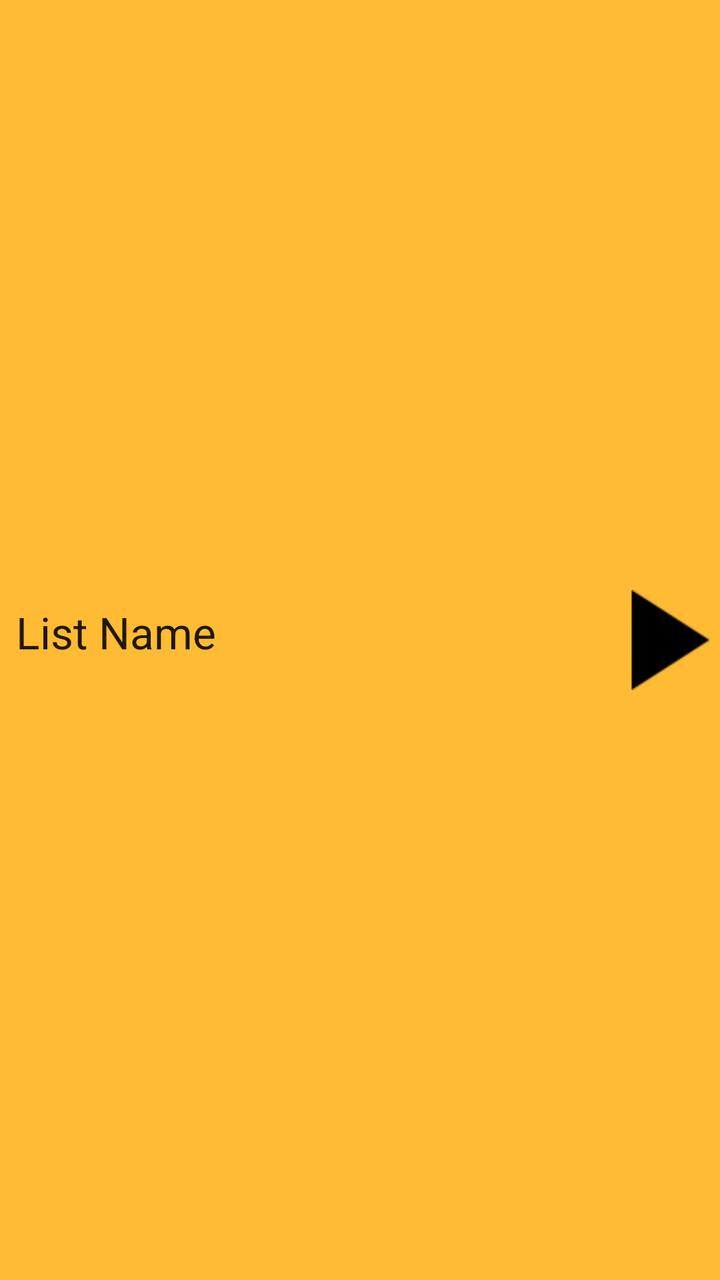
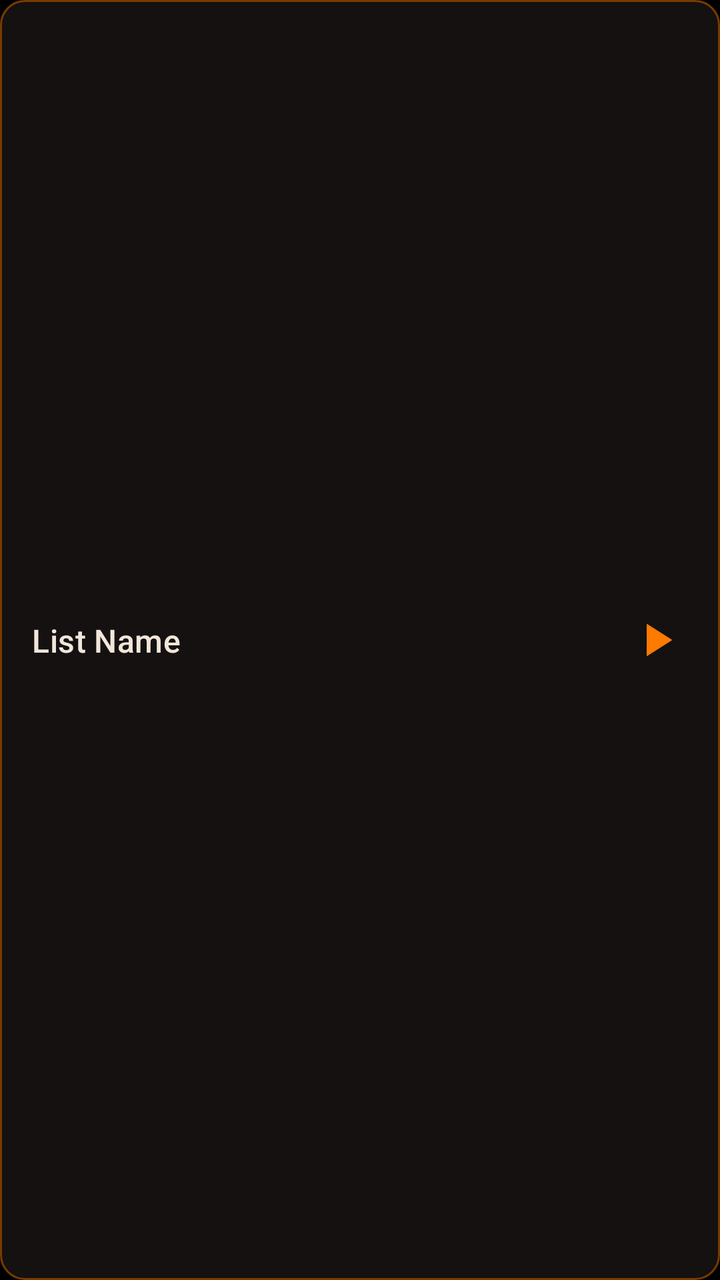

An Android layout rendered at two revisions. The XML below is the earlier revision; the diff shows what the commit changed to produce the second picture.
<!-- AndroidManifest.xml: application theme Theme.MP3Player -->
<!-- res/layout/recyclerview_list_item.xml -->
<?xml version="1.0" encoding="utf-8"?>
<androidx.constraintlayout.widget.ConstraintLayout xmlns:android="http://schemas.android.com/apk/res/android"
    xmlns:app="http://schemas.android.com/apk/res-auto"
    android:layout_width="match_parent"
    android:layout_height="wrap_content"
    android:layout_marginTop="5dp"
    android:background="@android:color/holo_orange_light">

    <TextView
        android:id="@+id/list_item_name"
        style="@style/recycle_item_title"
        android:layout_width="wrap_content"
        android:layout_height="wrap_content"
        android:layout_gravity="left"
        android:text="@string/new_list_name_default"
        app:layout_constraintTop_toTopOf="parent"
        app:layout_constraintBottom_toBottomOf="parent"
        app:layout_constraintStart_toStartOf="parent"
        app:layout_constraintRight_toLeftOf="@id/list_item_play_image"/>


    <ImageView
        android:id="@+id/list_item_play_image"
        android:layout_width="50dp"
        android:layout_height="50dp"
        android:layout_gravity="center"
        android:src="@drawable/play"
        app:layout_constraintTop_toTopOf="parent"
        app:layout_constraintBottom_toBottomOf="parent"
        app:layout_constraintEnd_toEndOf="parent"/>

</androidx.constraintlayout.widget.ConstraintLayout>
<!-- resources referenced by this layout -->
<resources>
  <!-- drawable play: png bitmap (drawable, 754 bytes) -->
  <string name="new_list_name_default">List Name</string>
  <style name="recycle_item_title">
          <item name="android:layout_width">match_parent</item>
          <item name="android:layout_marginBottom">8dp</item>
          <item name="android:paddingLeft">8dp</item>
          <item name="android:background">@android:color/holo_orange_light</item>
          <item name="android:textAppearance">@android:style/TextAppearance.Large</item>
      </style>
  <style name="Theme.MP3Player" parent="Theme.MaterialComponents.DayNight.DarkActionBar">
          
          <item name="colorPrimary">@color/purple_500</item>
          <item name="colorPrimaryVariant">@color/purple_700</item>
          <item name="colorOnPrimary">@color/white</item>
          
          <item name="colorSecondary">@color/teal_200</item>
          <item name="colorSecondaryVariant">@color/teal_700</item>
          <item name="colorOnSecondary">@color/black</item>
          
          <item name="android:statusBarColor" tools:targetApi="l">?attr/colorPrimaryVariant</item>
          
      </style>
  <color name="purple_500">#FF6200EE</color>
  <color name="purple_700">#FF3700B3</color>
  <color name="white">#FFFFFFFF</color>
  <color name="teal_200">#FF03DAC5</color>
  <color name="teal_700">#FF018786</color>
  <color name="black">#FF000000</color>
</resources>

<!-- the commit's change to res/layout/recyclerview_list_item.xml (unified diff, before → after) -->
@@ -3,30 +3,35 @@
     xmlns:app="http://schemas.android.com/apk/res-auto"
     android:layout_width="match_parent"
     android:layout_height="wrap_content"
-    android:layout_marginTop="5dp"
-    android:background="@android:color/holo_orange_light">
+    android:layout_marginBottom="8dp"
+    android:background="@drawable/bg_list_item"
+    android:minHeight="64dp"
+    android:paddingStart="16dp"
+    android:paddingEnd="8dp">
 
     <TextView
         android:id="@+id/list_item_name"
         style="@style/recycle_item_title"
-        android:layout_width="wrap_content"
+        android:layout_width="0dp"
         android:layout_height="wrap_content"
-        android:layout_gravity="left"
+        android:layout_marginVertical="12dp"
         android:text="@string/new_list_name_default"
-        app:layout_constraintTop_toTopOf="parent"
         app:layout_constraintBottom_toBottomOf="parent"
+        app:layout_constraintEnd_toStartOf="@id/list_item_play_image"
         app:layout_constraintStart_toStartOf="parent"
-        app:layout_constraintRight_toLeftOf="@id/list_item_play_image"/>
-
+        app:layout_constraintTop_toTopOf="parent" />
 
     <ImageView
         android:id="@+id/list_item_play_image"
-        android:layout_width="50dp"
-        android:layout_height="50dp"
-        android:layout_gravity="center"
-        android:src="@drawable/play"
-        app:layout_constraintTop_toTopOf="parent"
+        android:layout_width="48dp"
+        android:layout_height="48dp"
+        android:background="?attr/selectableItemBackgroundBorderless"
+        android:contentDescription="@string/play_album"
+        android:padding="10dp"
+        android:src="@drawable/ic_play"
+        app:tint="?attr/colorPrimary"
         app:layout_constraintBottom_toBottomOf="parent"
-        app:layout_constraintEnd_toEndOf="parent"/>
+        app:layout_constraintEnd_toEndOf="parent"
+        app:layout_constraintTop_toTopOf="parent" />
 
 </androidx.constraintlayout.widget.ConstraintLayout>
<!-- resource entries referenced after the edit -->
@@ -1,32 +1,61 @@
 <!-- resources referenced by this layout -->
 <resources>
-  <!-- drawable play: png bitmap (drawable, 754 bytes) -->
+  <!-- drawable bg_list_item (drawable) -->
+  <ripple xmlns:android="http://schemas.android.com/apk/res/android"
+      android:color="@color/halloween_orange_dim">
+      <item>
+          <shape android:shape="rectangle">
+              <solid android:color="@color/halloween_surface" />
+              <stroke
+                  android:width="1dp"
+                  android:color="@color/halloween_orange_dim" />
+              <corners android:radius="12dp" />
+          </shape>
+      </item>
+  </ripple>
+  <!-- drawable ic_play (drawable) -->
+  <vector xmlns:android="http://schemas.android.com/apk/res/android"
+      android:width="24dp"
+      android:height="24dp"
+      android:viewportWidth="24"
+      android:viewportHeight="24">
+      <path
+          android:fillColor="@android:color/white"
+          android:pathData="M8,5v14l11,-7z" />
+  </vector>
   <string name="new_list_name_default">List Name</string>
+  <string name="play_album">Play</string>
   <style name="recycle_item_title">
-          <item name="android:layout_width">match_parent</item>
-          <item name="android:layout_marginBottom">8dp</item>
-          <item name="android:paddingLeft">8dp</item>
-          <item name="android:background">@android:color/holo_orange_light</item>
-          <item name="android:textAppearance">@android:style/TextAppearance.Large</item>
+          <item name="android:textAppearance">?attr/textAppearanceTitleMedium</item>
+          <item name="android:textColor">?attr/colorOnSurface</item>
+          <item name="android:maxLines">2</item>
+          <item name="android:ellipsize">end</item>
       </style>
-  <style name="Theme.MP3Player" parent="Theme.MaterialComponents.DayNight.DarkActionBar">
-          
-          <item name="colorPrimary">@color/purple_500</item>
-          <item name="colorPrimaryVariant">@color/purple_700</item>
-          <item name="colorOnPrimary">@color/white</item>
-          
-          <item name="colorSecondary">@color/teal_200</item>
-          <item name="colorSecondaryVariant">@color/teal_700</item>
-          <item name="colorOnSecondary">@color/black</item>
-          
-          <item name="android:statusBarColor" tools:targetApi="l">?attr/colorPrimaryVariant</item>
-          
+  <style name="Theme.MP3Player" parent="Theme.Material3.Dark.NoActionBar">
+          <item name="colorPrimary">@color/halloween_orange</item>
+          <item name="colorOnPrimary">@color/halloween_black</item>
+          <item name="colorPrimaryContainer">@color/halloween_orange_dim</item>
+          <item name="colorOnPrimaryContainer">@color/halloween_orange_light</item>
+          <item name="colorSecondary">@color/halloween_orange_light</item>
+          <item name="colorOnSecondary">@color/halloween_black</item>
+          <item name="android:colorBackground">@color/halloween_black</item>
+          <item name="colorSurface">@color/halloween_surface</item>
+          <item name="colorSurfaceVariant">@color/halloween_surface_high</item>
+          <item name="colorOnBackground">@color/halloween_on_surface</item>
+          <item name="colorOnSurface">@color/halloween_on_surface</item>
+          <item name="colorOnSurfaceVariant">@color/halloween_on_surface_dim</item>
+          <item name="colorOutline">@color/halloween_orange_dim</item>
+          <item name="android:windowBackground">@color/halloween_black</item>
+          <item name="android:statusBarColor">@android:color/transparent</item>
+          <item name="android:navigationBarColor">@android:color/transparent</item>
       </style>
-  <color name="purple_500">#FF6200EE</color>
-  <color name="purple_700">#FF3700B3</color>
-  <color name="white">#FFFFFFFF</color>
-  <color name="teal_200">#FF03DAC5</color>
-  <color name="teal_700">#FF018786</color>
-  <color name="black">#FF000000</color>
+  <color name="halloween_orange_dim">#FF7A3A00</color>
+  <color name="halloween_surface">#FF141110</color>
+  <color name="halloween_orange">#FFFF7A00</color>
+  <color name="halloween_black">#FF000000</color>
+  <color name="halloween_orange_light">#FFFFA040</color>
+  <color name="halloween_surface_high">#FF221A14</color>
+  <color name="halloween_on_surface">#FFF2E6DA</color>
+  <color name="halloween_on_surface_dim">#FFB39F8E</color>
 </resources>
 
